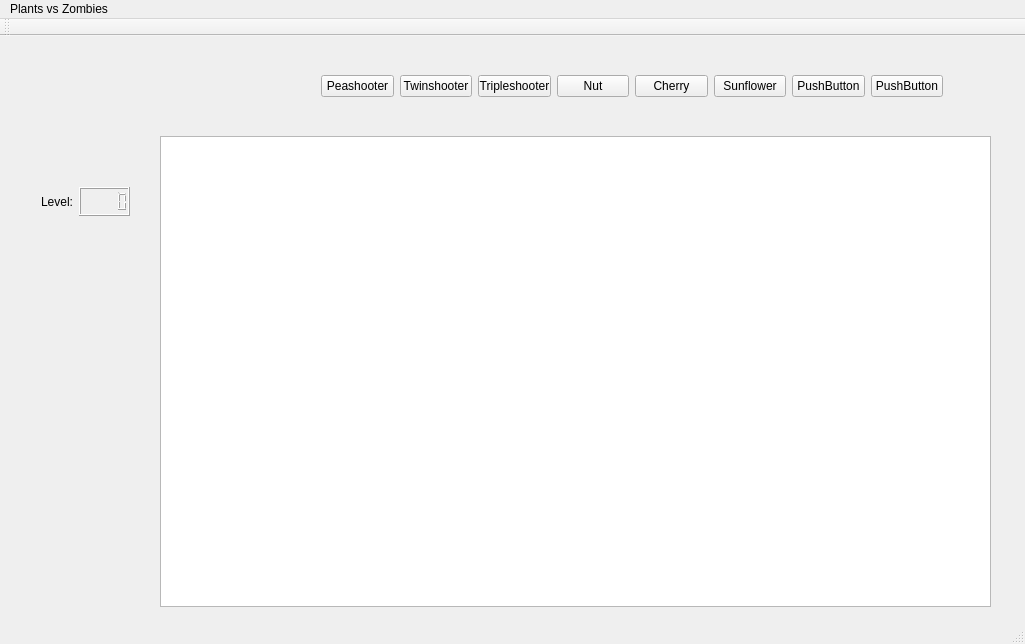
Old version of the form mainwindow.ui in the repository kiastu/PvZombies-Clone.
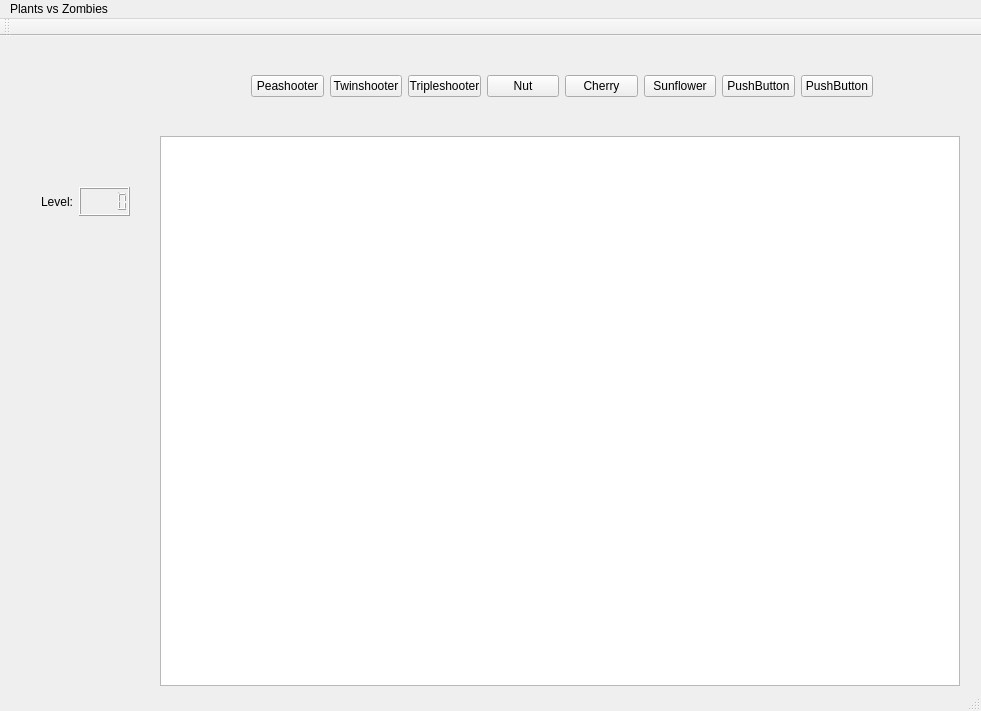
New version of the form.

Diff of the .ui file:
```diff
--- a/mainwindow.ui
+++ b/mainwindow.ui
@@ -6,8 +6,8 @@
    <rect>
     <x>0</x>
     <y>0</y>
-    <width>1025</width>
-    <height>644</height>
+    <width>981</width>
+    <height>711</height>
    </rect>
   </property>
   <property name="windowTitle">
@@ -19,15 +19,21 @@
      <rect>
       <x>160</x>
       <y>100</y>
-      <width>831</width>
-      <height>471</height>
+      <width>800</width>
+      <height>550</height>
      </rect>
     </property>
+    <property name="sizePolicy">
+     <sizepolicy hsizetype="Fixed" vsizetype="Fixed">
+      <horstretch>0</horstretch>
+      <verstretch>0</verstretch>
+     </sizepolicy>
+    </property>
    </widget>
    <widget class="QWidget" name="horizontalLayoutWidget">
     <property name="geometry">
      <rect>
-      <x>310</x>
+      <x>240</x>
       <y>10</y>
       <width>644</width>
       <height>80</height>
@@ -130,7 +136,7 @@
     <rect>
      <x>0</x>
      <y>0</y>
-     <width>1025</width>
+     <width>981</width>
      <height>21</height>
     </rect>
    </property>
```
